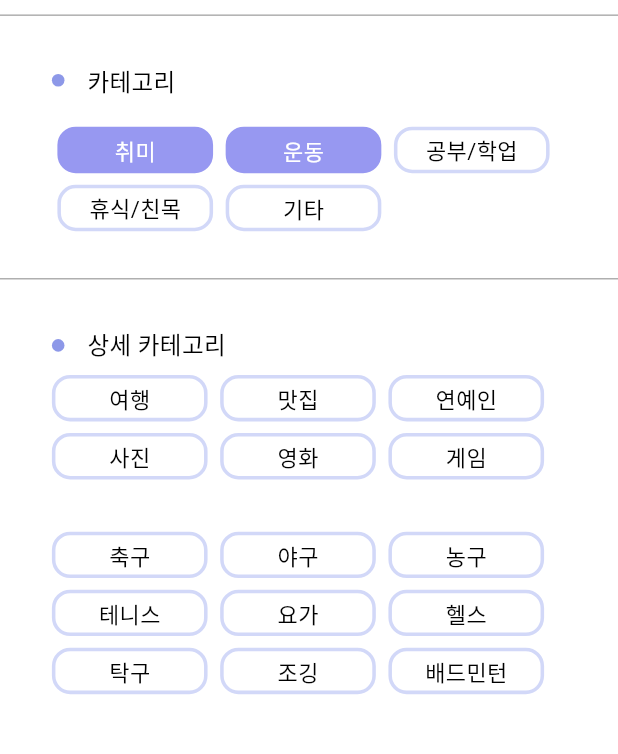
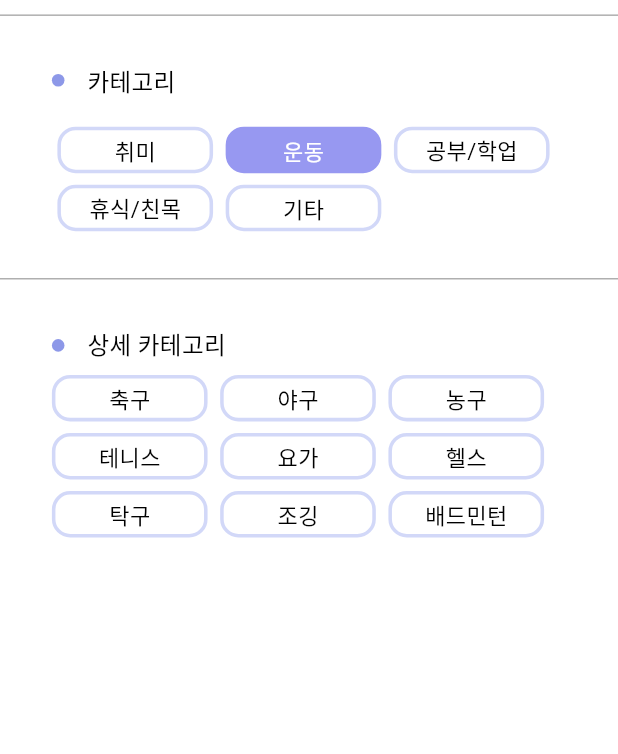
Before and after one commit to eeeunjin/meet-up, a Flutter app: the MeetCategory screen opened by its route, after a tap on "취미", after a tap on "운동", on a phone screen of 412 x 824 dp, the part 73-827 px from its top. Run offline on Flutter 3.47's test engine with Material 3 defaults, Android fonts, the phone set to English and light mode, and no system bars; our stand-ins replace cloud_firestore, firebase_auth, firebase_core, flutter_screenutil, go_router; accounts and stored records are empty; Roboto replaces fonts that are missing (Pretendard-SB); project files that could hold a hidden picture were left out.

Commit message:
카테고리 단일 선택으로 변경

```diff
--- a/lib/view/widget/coin_widget.dart
+++ b/lib/view/widget/coin_widget.dart
@@ -50,7 +50,7 @@ class CoinWidget extends StatelessWidget {
             // 정기권 여부
             Container(
               width: 30.w,
-              height: 10.3.h,
+              height: 10.h,
               decoration: BoxDecoration(
                   color: UsedColor.charcoal_black,
                   borderRadius: BorderRadius.circular(13.41.r),
--- a/lib/view_model/meet/meet_create_view_model.dart
+++ b/lib/view_model/meet/meet_create_view_model.dart
@@ -4,9 +4,9 @@ class MeetCreateViewModel with ChangeNotifier {
   // naming
   String _roomNaming = '';
 
-  String get namingCount => _roomNaming;
+  String get roomNaming => _roomNaming;
 
-  void roomNaming(String newNamingCount) {
+  void namingContents(String newNamingCount) {
     if (_roomNaming != newNamingCount) {
       _roomNaming = newNamingCount;
       debugPrint('방 명 : $_roomNaming');
@@ -14,7 +14,7 @@ class MeetCreateViewModel with ChangeNotifier {
     }
   }
 
-  String get subNamingCount => '${_roomNaming.length}/16';
+  String get namingCount => '${_roomNaming.length}/16';
 
   // naming check
   bool get namingCompleted {
@@ -24,16 +24,17 @@ class MeetCreateViewModel with ChangeNotifier {
   // detail
   String _roomText = '';
 
-  String get textCount => _roomText;
+  String get roomText => _roomText;
 
   void setDescription(String newTextCount) {
     if (_roomText != newTextCount) {
       _roomText = newTextCount;
+      debugPrint('상세내용 : $_roomText');
       notifyListeners();
     }
   }
 
-  String get subTextCount => '${_roomText.length}/50';
+  String get textCount => '${_roomText.length}/50';
 
   // age
   final List<String> _selectedAges = [];
@@ -133,14 +134,9 @@ class MeetCreateViewModel with ChangeNotifier {
   }
 
   void selectMainCategory(String category) {
-    if (_selectedMainCategories.contains(category)) {
-      // 이미 선택된 카테고리일 경우 해제
-      _selectedMainCategories.remove(category);
-    } else {
-      // 선택되지 않은 카테고리일 경우 추가
-      _selectedMainCategories.add(category);
-    }
-    // 변경 사항을 리스너에게 알림
+    // 단일 선택
+    _selectedMainCategories.clear();
+    _selectedMainCategories.add(category);
     notifyListeners();
   }
 }
```
